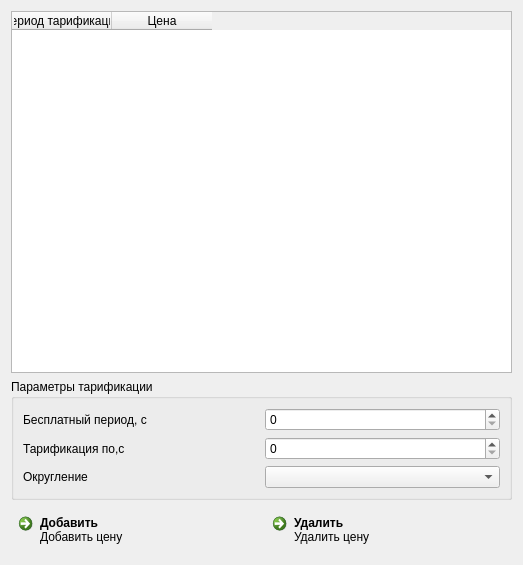
Above: mdi/forms/hotspot_tarif.ui from brat002/ExpertBilling before the change. Below: the same form after it.
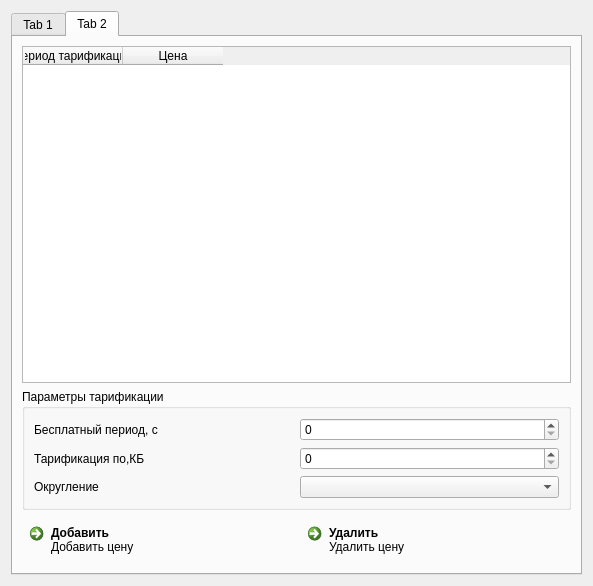
That is the form after the change.

What changed in the file:
```diff
--- a/mdi/forms/hotspot_tarif.ui
+++ b/mdi/forms/hotspot_tarif.ui
@@ -6,14 +6,24 @@
    <rect>
     <x>0</x>
     <y>0</y>
-    <width>523</width>
-    <height>565</height>
+    <width>593</width>
+    <height>586</height>
    </rect>
   </property>
   <property name="windowTitle">
    <string>Dialog</string>
   </property>
   <layout class="QGridLayout" name="gridLayout_2">
+   <item row="0" column="0">
+    <widget class="QTabWidget" name="tabWidget">
+     <property name="currentIndex">
+      <number>1</number>
+     </property>
+     <widget class="QWidget" name="tab">
+      <attribute name="title">
+       <string>Tab 1</string>
+      </attribute>
+      <layout class="QGridLayout" name="gridLayout_3">
    <item row="0" column="0" colspan="2">
     <widget class="QTableWidget" name="tableWidget">
      <column>
@@ -85,6 +95,90 @@
      <property name="description">
       <string>Удалить цену</string>
      </property>
+        </widget>
+       </item>
+      </layout>
+     </widget>
+     <widget class="QWidget" name="tab_2">
+      <attribute name="title">
+       <string>Tab 2</string>
+      </attribute>
+      <layout class="QGridLayout" name="gridLayout_5">
+       <item row="0" column="0" colspan="2">
+        <widget class="QTableWidget" name="tableWidget_2">
+         <column>
+          <property name="text">
+           <string>Период тарификации</string>
+          </property>
+         </column>
+         <column>
+          <property name="text">
+           <string>Цена</string>
+          </property>
+         </column>
+        </widget>
+       </item>
+       <item row="1" column="0" colspan="2">
+        <widget class="QGroupBox" name="groupBox_2">
+         <property name="title">
+          <string>Параметры тарификации</string>
+         </property>
+         <layout class="QGridLayout" name="gridLayout_4">
+          <item row="0" column="0">
+           <widget class="QLabel" name="label_4">
+            <property name="text">
+             <string>Бесплатный период, с</string>
+            </property>
+           </widget>
+          </item>
+          <item row="0" column="1">
+           <widget class="QSpinBox" name="spinBox_3"/>
+          </item>
+          <item row="1" column="0">
+           <widget class="QLabel" name="label_5">
+            <property name="text">
+             <string>Тарификация по,КБ</string>
+            </property>
+           </widget>
+          </item>
+          <item row="1" column="1">
+           <widget class="QSpinBox" name="spinBox_4"/>
+          </item>
+          <item row="2" column="0">
+           <widget class="QLabel" name="label_6">
+            <property name="text">
+             <string>Округление</string>
+            </property>
+           </widget>
+          </item>
+          <item row="2" column="1">
+           <widget class="QComboBox" name="comboBox_2"/>
+          </item>
+         </layout>
+        </widget>
+       </item>
+       <item row="2" column="0">
+        <widget class="QCommandLinkButton" name="commandLinkButton_3">
+         <property name="text">
+          <string>Добавить</string>
+         </property>
+         <property name="description">
+          <string>Добавить цену</string>
+         </property>
+        </widget>
+       </item>
+       <item row="2" column="1">
+        <widget class="QCommandLinkButton" name="commandLinkButton_4">
+         <property name="text">
+          <string>Удалить</string>
+         </property>
+         <property name="description">
+          <string>Удалить цену</string>
+         </property>
+        </widget>
+       </item>
+      </layout>
+     </widget>
     </widget>
    </item>
   </layout>
```
Lines whose indentation alone changed are shown as unchanged.
